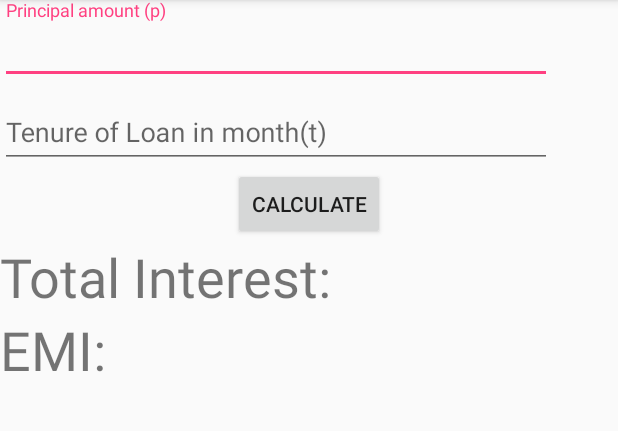
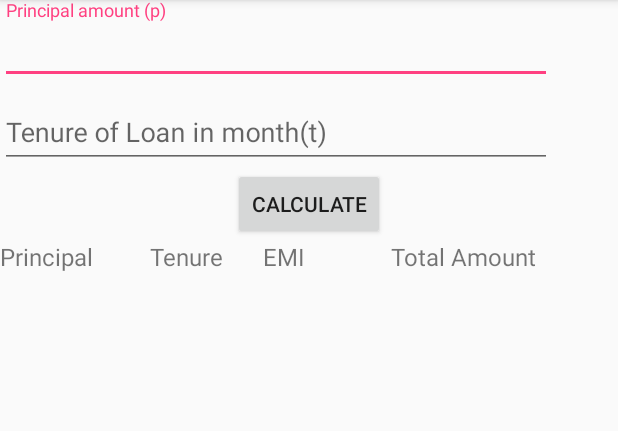
Before and after one commit to abhinavnimesh/Inkredo-Assignment, an Android app: the EmiActivity screen opened directly, with no data from a screen before it, on a phone screen of 412 x 824 dp, the part 84-515 px from its top. Run offline under Robolectric (Android 15) with nearby library versions, the phone set to English and light mode, and no system bars.

Commit message:
range disp done

```diff
--- a/app/src/main/res/layout/activity_emi.xml
+++ b/app/src/main/res/layout/activity_emi.xml
@@ -45,16 +45,58 @@
         android:text="Calculate"
         android:layout_gravity="center"/>
 
-    <TextView
-        android:id="@+id/tI"
+    <LinearLayout
         android:layout_width="match_parent"
-        android:layout_height="wrap_content"
-        android:text="Total Interest:"
-        android:textSize="36dp" />
-    <TextView
-        android:id="@+id/emi"
-        android:layout_width="match_parent"
-        android:layout_height="wrap_content"
-        android:text="EMI:"
-        android:textSize="36dp" />
+        android:layout_height="match_parent"
+        android:orientation="vertical">
+
+        <TableLayout xmlns:android="http://schemas.android.com/apk/res/android"
+            xmlns:tools="http://schemas.android.com/tools"
+            android:layout_width="match_parent"
+            android:layout_height="match_parent"
+
+            tools:context="com.abhi.abhi.DatabaseActivity"
+            android:layout_column="4"
+            android:id="@+id/tableLayout1">
+
+            <TableRow
+                android:layout_width="match_parent"
+                android:layout_height="wrap_content">
+
+                <TextView
+                    android:id="@+id/p_Amount"
+                    android:layout_width="100dp"
+                    android:layout_height="wrap_content"
+                    android:text="Principal "
+                    android:textSize="16dp"
+                    android:layout_column="0"/>
+                <TextView
+                    android:id="@+id/month"
+                    android:layout_width="75dp"
+                    android:layout_height="wrap_content"
+                    android:text="Tenure"
+                    android:textSize="16dp"
+                    android:layout_column="1"/>
+
+                <TextView
+                    android:id="@+id/emi"
+                    android:layout_width="85dp"
+                    android:layout_height="wrap_content"
+                    android:text="EMI "
+                    android:textSize="16dp"
+                    android:layout_column="2"/>
+                <TextView
+                    android:id="@+id/tAmount"
+                    android:layout_width="match_parent"
+                    android:layout_height="wrap_content"
+                    android:text="Total Amount"
+                    android:textSize="16dp"
+                    android:layout_column="3"/>
+
+            </TableRow>
+        </TableLayout>
+
+
+    </LinearLayout>
+
 </LinearLayout>
```
Also changed, not shown: app/src/main/java/com/animator_abhi/inkredoassignment/EmiActivity.java (+77 -15 lines).
